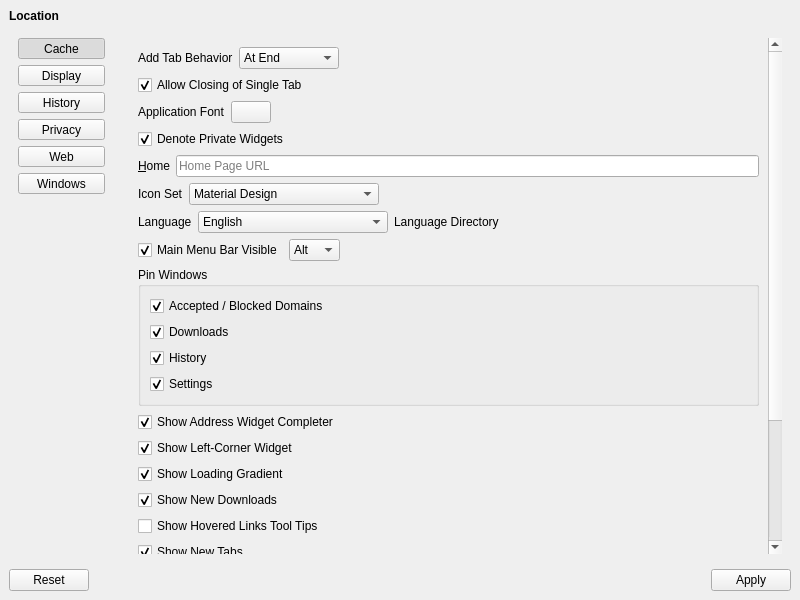
This is UI/dooble_settings.ui in textbrowser/dooble as Qt 5 draws it before an edit. The edited form follows.
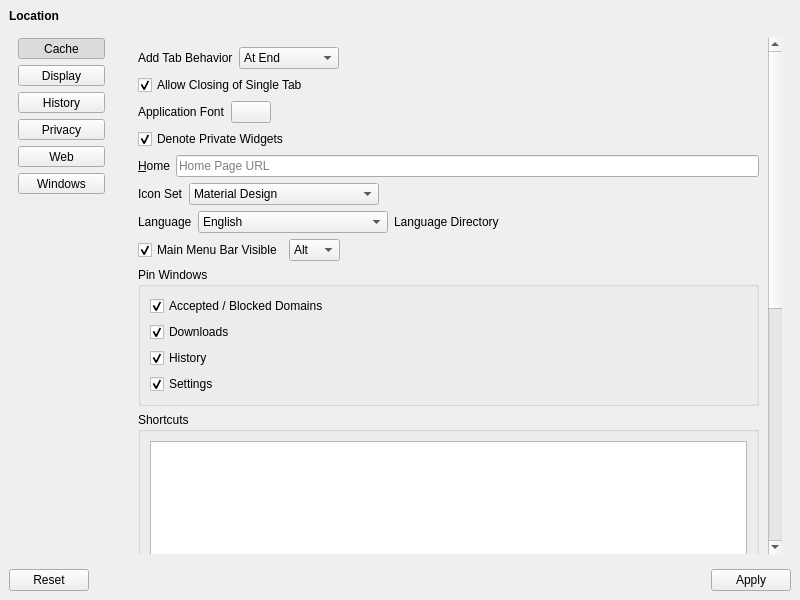
This is the edited form. The open tabs and pages were chosen to show the change. Icons and pictures are not drawn.

Commit message: Display discovered shortcuts. GH #103.

The edit to the form file:
```diff
--- a/UI/dooble_settings.ui
+++ b/UI/dooble_settings.ui
@@ -370,9 +370,9 @@
              <property name="geometry">
               <rect>
                <x>0</x>
-               <y>0</y>
+               <y>-502</y>
                <width>642</width>
-               <height>912</height>
+               <height>1214</height>
               </rect>
              </property>
              <layout class="QVBoxLayout" name="verticalLayout_19">
@@ -722,6 +722,58 @@
                 </layout>
                </widget>
               </item>
+              <item>
+               <widget class="QGroupBox" name="groupBox_5">
+                <property name="title">
+                 <string>Shortcuts</string>
+                </property>
+                <layout class="QVBoxLayout" name="verticalLayout_22">
+                 <item>
+                  <widget class="QTableView" name="shortcuts">
+                   <property name="minimumSize">
+                    <size>
+                     <width>0</width>
+                     <height>250</height>
+                    </size>
+                   </property>
+                   <property name="tabKeyNavigation">
+                    <bool>false</bool>
+                   </property>
+                   <property name="alternatingRowColors">
+                    <bool>true</bool>
+                   </property>
+                   <property name="selectionMode">
+                    <enum>QAbstractItemView::SingleSelection</enum>
+                   </property>
+                   <property name="selectionBehavior">
+                    <enum>QAbstractItemView::SelectRows</enum>
+                   </property>
+                   <property name="verticalScrollMode">
+                    <enum>QAbstractItemView::ScrollPerPixel</enum>
+                   </property>
+                   <property name="horizontalScrollMode">
+                    <enum>QAbstractItemView::ScrollPerPixel</enum>
+                   </property>
+                   <property name="showGrid">
+                    <bool>false</bool>
+                   </property>
+                   <property name="sortingEnabled">
+                    <bool>true</bool>
+                   </property>
+                   <attribute name="horizontalHeaderShowSortIndicator" stdset="0">
+                    <bool>true</bool>
+                   </attribute>
+                   <attribute name="horizontalHeaderStretchLastSection">
+                    <bool>true</bool>
+                   </attribute>
+                   <attribute name="verticalHeaderVisible">
+                    <bool>false</bool>
+                   </attribute>
+                  </widget>
+                 </item>
+                </layout>
+               </widget>
+              </item>
               <item>
                <widget class="QCheckBox" name="show_address_widget_completer">
                 <property name="text">
```
Left out of the diff: 5 changed lines with no effect on the pictures. The commit also changes 4 other files.
